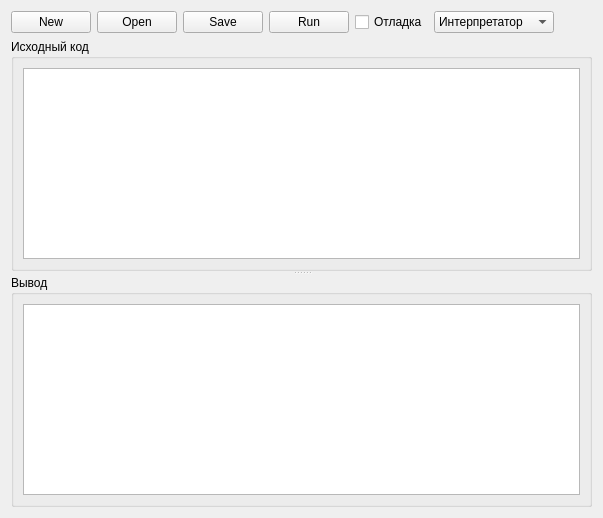
Qt form Dancing-Comic/res/mainwidget.ui (Ingener74/Fun) before a commit.
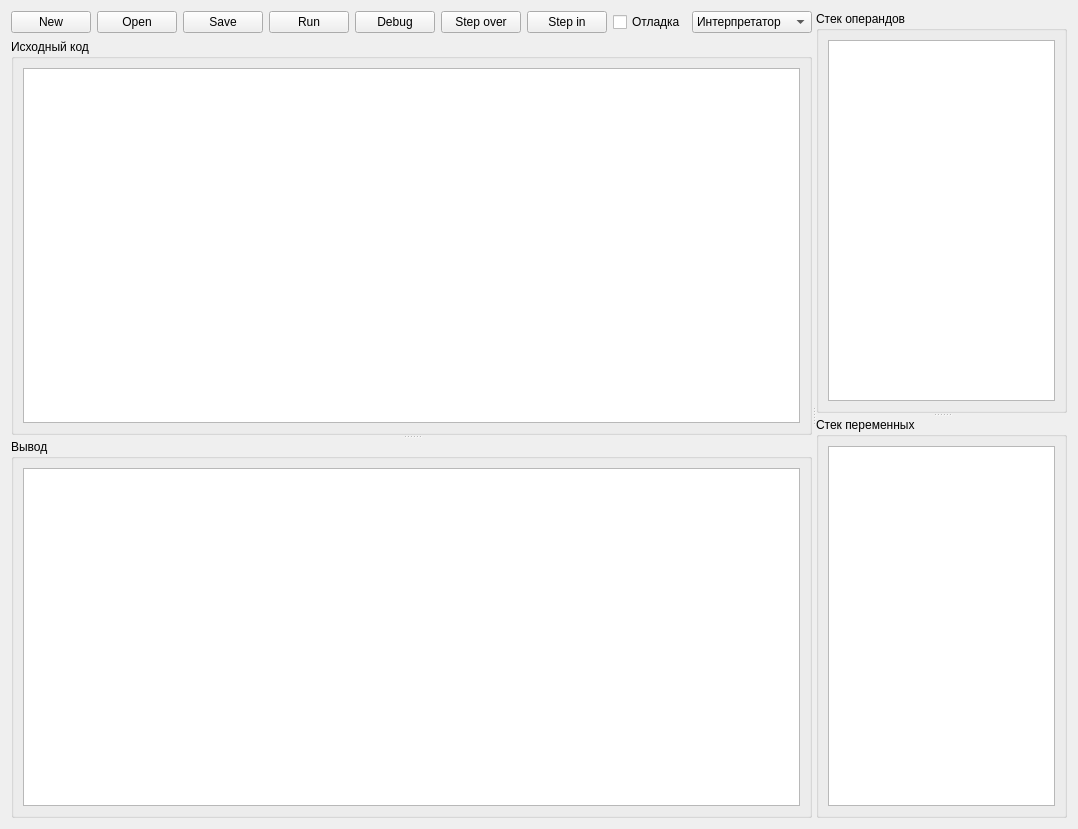
The same form after that commit. Icons and pictures are not drawn.

What changed in the file:
```diff
--- a/Dancing-Comic/res/mainwidget.ui
+++ b/Dancing-Comic/res/mainwidget.ui
@@ -6,8 +6,8 @@
    <rect>
     <x>0</x>
     <y>0</y>
-    <width>603</width>
-    <height>518</height>
+    <width>1078</width>
+    <height>829</height>
    </rect>
   </property>
   <property name="windowTitle">
@@ -17,9 +17,13 @@
    <iconset resource="resources.qrc">
     <normaloff>:/main/icon.png</normaloff>:/main/icon.png</iconset>
   </property>
-  <layout class="QVBoxLayout" name="verticalLayout_4">
+  <layout class="QVBoxLayout" name="verticalLayout_6">
    <item>
-    <widget class="QSplitter" name="splitter">
+    <widget class="QSplitter" name="mainSplitter">
+     <property name="orientation">
+      <enum>Qt::Horizontal</enum>
+     </property>
+     <widget class="QSplitter" name="codeConsoleSplitter">
      <property name="orientation">
       <enum>Qt::Vertical</enum>
      </property>
@@ -53,6 +57,43 @@
            <property name="text">
             <string>Run</string>
            </property>
+            <property name="icon">
+             <iconset resource="resources.qrc">
+              <normaloff>:/main/Play.png</normaloff>:/main/Play.png</iconset>
+            </property>
+           </widget>
+          </item>
+          <item>
+           <widget class="QPushButton" name="debugPushButton">
+            <property name="text">
+             <string>Debug</string>
+            </property>
+            <property name="icon">
+             <iconset resource="resources.qrc">
+              <normaloff>:/main/Run.png</normaloff>:/main/Run.png</iconset>
+            </property>
+           </widget>
+          </item>
+          <item>
+           <widget class="QPushButton" name="pushButton">
+            <property name="text">
+             <string>Step over</string>
+            </property>
+            <property name="icon">
+             <iconset resource="resources.qrc">
+              <normaloff>:/main/Play All.png</normaloff>:/main/Play All.png</iconset>
+            </property>
+           </widget>
+          </item>
+          <item>
+           <widget class="QPushButton" name="pushButton_2">
+            <property name="text">
+             <string>Step in</string>
+            </property>
+            <property name="icon">
+             <iconset resource="resources.qrc">
+              <normaloff>:/main/Play All.png</normaloff>:/main/Play All.png</iconset>
+            </property>
           </widget>
          </item>
          <item>
@@ -119,6 +160,32 @@
         <widget class="QTextEdit" name="consoleTextEdit"/>
        </item>
       </layout>
+      </widget>
+     </widget>
+     <widget class="QSplitter" name="variablesSplitter">
+      <property name="orientation">
+       <enum>Qt::Vertical</enum>
+      </property>
+      <widget class="QGroupBox" name="operandsStackGroupBox">
+       <property name="title">
+        <string>Стек операндов</string>
+       </property>
+       <layout class="QVBoxLayout" name="verticalLayout_5">
+        <item>
+         <widget class="QTableView" name="operandsStackTableView"/>
+        </item>
+       </layout>
+      </widget>
+      <widget class="QGroupBox" name="variableStackGroupBox">
+       <property name="title">
+        <string>Стек переменных</string>
+       </property>
+       <layout class="QVBoxLayout" name="verticalLayout_4">
+        <item>
+         <widget class="QTreeView" name="variableStackTreeView"/>
+        </item>
+       </layout>
+      </widget>
      </widget>
     </widget>
    </item>
```
Left out of the diff: 17 changed lines with no effect on the pictures. Lines whose indentation alone changed are shown as unchanged.
